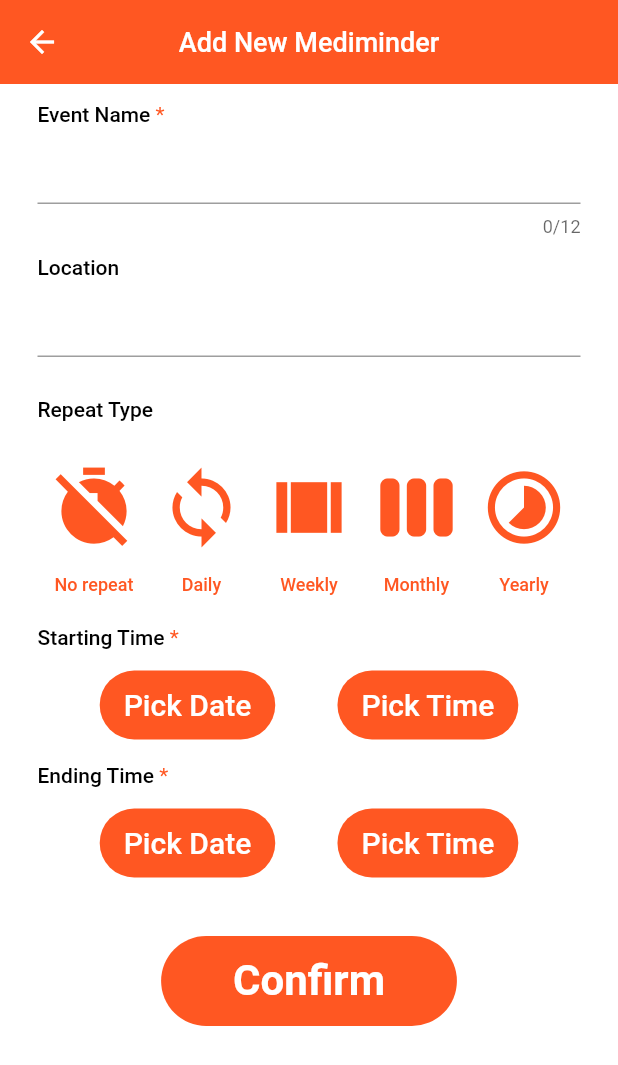
After one commit to zwx0641/Clouding_calendar, a Flutter app: the EventPage screen opened directly, on a phone screen of 412 x 824 dp. The commit adds this screen. Shown: the top 1065 px of the screen. Run offline on Flutter 3.47's test engine with Material 2 defaults, Android fonts, the phone set to English and light mode, and no system bars; our stand-ins replace date_format, flutter_local_notifications, fluttertoast, shared_preferences, synchronized, table_calendar; missing offline and left inert: flutter_email_sender, groovin_material_icons; accounts and stored records are empty.

Commit message:
Event page front end

```diff
--- /dev/null
+++ b/lib/event.dart
@@ -0,0 +1,551 @@
+import 'package:clouding_calendar/main.dart';
+import 'package:date_format/date_format.dart';
+import 'package:flutter/material.dart';
+import 'package:provider/provider.dart';
+
+String _eventName;
+String _location;
+DateTime _selectedFromDate;
+TimeOfDay _selectedFromTime;
+DateTime _selectedEndDate;
+TimeOfDay _selectedEndTime;
+int _repetition;
+
+class EventPage extends StatefulWidget {
+  @override
+  _EventPageState createState() => _EventPageState();
+}
+
+class _EventPageState extends State<EventPage> {
+  TextEditingController nameController;
+  TextEditingController dosageController;
+
+  bool _is0Selected = false;
+  bool _is1Selected = false;
+  bool _is2Selected = false;
+  bool _is3Selected = false;
+  bool _is4Selected = false;
+
+  GlobalKey<ScaffoldState> _scaffoldKey;
+
+  void dispose() {
+    super.dispose();
+    nameController.dispose();
+    dosageController.dispose();
+  }
+
+  void initState() {
+    super.initState();
+    nameController = TextEditingController();
+    dosageController = TextEditingController();
+    _scaffoldKey = GlobalKey<ScaffoldState>();
+    _selectedFromDate = DateTime.now();
+    _selectedFromTime = TimeOfDay(hour: 0, minute: 00);
+    _selectedEndDate = DateTime.now();
+    _selectedEndTime = TimeOfDay(hour: 0, minute: 00);
+    _repetition = -1;
+  }
+
+  // 判断哪种重复被选择
+  void _handle0Changed(bool value) {
+    setState(() {
+      if (_is1Selected || _is2Selected || _is3Selected || _is4Selected) {
+        _is1Selected = _is2Selected = _is3Selected = _is4Selected = false;
+        _is0Selected = true;
+        _repetition = 0;
+      } else {
+        _is0Selected = value;
+        if (!value) {_repetition = -1;} else {_repetition = 0;}
+      }
+    });
+  }
+  void _handle1Changed(bool value) {
+    setState(() {
+      if (_is0Selected || _is2Selected || _is3Selected || _is4Selected) {
+        _is0Selected = _is2Selected = _is3Selected = _is4Selected = false;
+        _is1Selected = true;
+        _repetition = 1;
+      } else {
+        _is1Selected = value;
+        if (!value) {_repetition = -1;} else {_repetition = 1;}
+      }
+    });
+  }
+  void _handle2Changed(bool value) {
+    setState(() {
+      if (_is1Selected || _is0Selected || _is3Selected || _is4Selected) {
+        _is1Selected = _is0Selected = _is3Selected = _is4Selected = false;
+        _is2Selected = true;
+        _repetition = 2;
+      } else {
+        _is2Selected = value;
+        if (!value) {_repetition = -1;} else {_repetition = 2;}
+      }
+    });
+  }
+  void _handle3Changed(bool value) {
+    setState(() {
+      if (_is1Selected || _is2Selected || _is0Selected || _is4Selected) {
+        _is1Selected = _is2Selected = _is0Selected = _is4Selected = false;
+        _is3Selected = true;
+        _repetition = 3;
+      } else {
+        _is3Selected = value;
+        if (!value) {_repetition = -1;} else {_repetition = 3;}
+      }
+    });
+  }
+  void _handle4Changed(bool value) {
+    setState(() {
+      if (_is1Selected || _is2Selected || _is3Selected || _is0Selected) {
+        _is1Selected = _is2Selected = _is3Selected = _is0Selected = false;
+        _is4Selected = true;
+        _repetition = 4;
+      } else {
+        _is4Selected = value;
+        if (!value) {_repetition = -1;} else {_repetition = 4;}
+      }
+    });
+  }
+
+  @override
+  Widget build(BuildContext context) {
+
+    return Scaffold(
+      key: _scaffoldKey,
+      resizeToAvoidBottomPadding: false,
+      backgroundColor: Colors.white,
+      appBar: AppBar(
+
+        iconTheme: IconThemeData(
+          color: Colors.white,
+        ),
+        centerTitle: true,
+        title: Text(
+          "Add New Mediminder",
+          style: TextStyle(
+            color: Colors.white,
+            fontSize: 18,
+          ),
+        ),
+        elevation: 0.0,
+      ),
+      body: Container(
+        child: Provider.value(
+
+          child: ListView(
+            padding: EdgeInsets.symmetric(
+              horizontal: 25,
+            ),
+            children: <Widget>[
+              PanelTitle(
+                title: "Event Name",
+                isRequired: true,
+              ),
+              TextFormField(
+                maxLength: 12,
+                style: TextStyle(
+                  fontSize: 16,
+                ),
+                controller: nameController,
+                textCapitalization: TextCapitalization.words,
+                decoration: InputDecoration(
+                  border: UnderlineInputBorder(),
+                ),
+                onChanged: (value) {
+                  setState(() {
+                    _eventName = value;
+                  });
+                },
+              ),
+              PanelTitle(
+                title: "Location",
+                isRequired: false,
+              ),
+              TextFormField(
+                controller: dosageController,
+                keyboardType: TextInputType.text,
+                style: TextStyle(
+                  fontSize: 16,
+                ),
+                textCapitalization: TextCapitalization.words,
+                decoration: InputDecoration(
+                  border: UnderlineInputBorder(),
+                ),
+                onChanged: (value) {
+                  setState(() {
+                    _location = value;
+                  });
+                },
+              ),
+              SizedBox(
+                height: 15,
+              ),
+
+              PanelTitle(
+                title: "Repeat Type",
+                isRequired: false,
+              ),
+              Padding(
+                padding: EdgeInsets.only(top: 10.0),
+                child: StreamBuilder(
+
+                  builder: (context, snapshot) {
+                    return Row(
+                      mainAxisAlignment: MainAxisAlignment.spaceEvenly,
+                      children: <Widget>[
+                        RepeatTypeColumn(
+                            type: 0,
+                            name: "No repeat",
+                            iconValue: Icons.timer_off,
+                            isSelected: _is0Selected,
+                            onChanged: _handle0Changed,
+                        ),
+                        RepeatTypeColumn(
+                            type: 1,
+                            name: "Daily",
+                            iconValue: Icons.loop,
+                            isSelected: _is1Selected,
+                            onChanged: _handle1Changed,
+                        ),
+                        RepeatTypeColumn(
+                            type: 2,
+                            name: "Weekly",
+                            iconValue: Icons.view_array,
+                            isSelected: _is2Selected,
+                            onChanged: _handle2Changed,
+                        ),
+                        RepeatTypeColumn(
+                            type: 3,
+                            name: "Monthly",
+                            iconValue: Icons.view_week,
+                            isSelected: _is3Selected,
+                            onChanged: _handle3Changed,
+                        ),
+                        RepeatTypeColumn(
+                            type: 4,
+                            name: "Yearly",
+                            iconValue: Icons.timelapse,
+                            isSelected: _is4Selected,
+                            onChanged: _handle4Changed,
+                        ),
+                      ],
+                    );
+                  },
+                ),
+              ),
+              PanelTitle(
+                title: "Starting Time",
+                isRequired: true,
+              ),
+              SelectDateTime(type: 1),
+              PanelTitle(
+                title: "Ending Time",
+                isRequired: true,
+              ),
+              SelectDateTime(type: 2),
+              SizedBox(
+                height: 35,
+              ),
+              Padding(
+                padding: EdgeInsets.only(
+                  left: MediaQuery.of(context).size.height * 0.10,
+                  right: MediaQuery.of(context).size.height * 0.10,
+                ),
+                child: Container(
+                  width: 200,
+                  height: 60,
+                  child: FlatButton(
+                    color: Colors.deepOrange,
+                    shape: StadiumBorder(),
+                    child: Center(
+                      child: Text(
+                        "Confirm",
+                        style: TextStyle(
+                          color: Colors.white,
+                          fontSize: 28,
+                          fontWeight: FontWeight.w700,
+                        ),
+                      ),
+                    ),
+                    onPressed: () {
+
+                      //--------------------Error Checking------------------------
+                      //Had to do error checking in UI
+                      //Due to unoptimized BLoC value-grabbing architecture
+
+                      //---------------------------------------------------------
+                      if (_eventName == null) {
+                        showErrorWidget('Please enter event name');
+                      } else if (_repetition == -1) {
+                        showErrorWidget('Please select whether to repeat');
+                      } else {
+                        Navigator.pushReplacement(
+                          context,
+                          MaterialPageRoute(
+                            builder: (BuildContext context) {
+                              return MyHomePage();
+                            },
+                          ),
+                        );
+                      }
+
+
+                    },
+                  ),
+                ),
+              ),
+            ],
+          ), value: null,
+        ),
+      ),
+    );
+  }
+
+  Future<Widget> showErrorWidget(String hintMsg) {
+    return showDialog(
+      context: context,
+      barrierDismissible: false,
+      builder: (BuildContext context) {
+        return AlertDialog(
+          content: SingleChildScrollView(
+            child: ListBody(
+              children: <Widget>[
+                SizedBox(height: 15),
+                Text(hintMsg, style: TextStyle(fontSize: 17),),
+              ],
+            ),
+          ),
+          actions: <Widget>[
+            new FlatButton(
+              child: new Text('Confirm', style: TextStyle(color: Colors.white),),
+              onPressed: () {Navigator.of(context).pop(); },
+              color: Colors.blueGrey,
+            )
+          ],
+        );
+      }
+    );
+  }
+
+}
+
+class SelectDateTime extends StatefulWidget {
+  final int type;
+  @override
+  _SelectDateTimeState createState() => _SelectDateTimeState(type: type);
+
+  /**
+   * type 1: From
+   * type 2: End
+   */
+  SelectDateTime({Key key, @required this.type}) : super (key: key);
+}
+
+class _SelectDateTimeState extends State<SelectDateTime> {
+  final int type;
+
+  _SelectDateTimeState({Key key, @required this.type});
+
+  bool _dateClicked = false;
+  bool _timeClicked = false;
+
+  Future<DateTime> _selectDate(BuildContext context) async {
+    final DateTime picked = await showDatePicker(
+      context: context,
+      initialDate: _selectedFromDate, firstDate: DateTime(1970), lastDate: DateTime(2100),
+    );
+    if (picked != null) {
+      setState(() {
+        _dateClicked = true;
+        if (type == 1) {
+          _selectedFromDate = picked;
+        } else if (type == 2) {
+          _selectedEndDate = picked;
+        }
+      });
+    }
+    return picked;
+  }
+
+  Future<TimeOfDay> _selectTime(BuildContext context) async {
+    final TimeOfDay picked = await showTimePicker(
+      context: context,
+      initialTime: _selectedFromTime,
+    );
+    if (picked != null) {
+      setState(() {
+        if (type == 1) {
+          _selectedFromTime = picked;
+        } else if (type == 2) {
+          _selectedEndTime = picked;
+        }
+        _timeClicked = true;
+      });
+    }
+    return picked;
+  }
+
+  @override
+  Widget build(BuildContext context) {
+    return Container(
+      height: 60,
+      child: Padding(
+        padding: EdgeInsets.only(top: 10.0, bottom: 4),
+        child: Row(
+          mainAxisAlignment: MainAxisAlignment.spaceEvenly,
+          children: <Widget>[
+            FlatButton(
+              color: Colors.deepOrange,
+              shape: StadiumBorder(),
+              onPressed: () {
+                _selectDate(context);
+              },
+              child: Center(
+                child: Text(
+                  _dateClicked == false
+                      ? "Pick Date"
+                      : formatDate(
+                        type == 1 ? _selectedFromDate
+                                  : _selectedEndDate, [yyyy, '-', mm, '-', 'dd']
+                        ),
+                  style: TextStyle(
+                    color: Colors.white,
+                    fontSize: 20,
+                    fontWeight: FontWeight.w500,
+                  ),
+                ),
+              ),
+            ),
+            FlatButton(
+              color: Colors.deepOrange,
+              shape: StadiumBorder(),
+              onPressed: () {
+                _selectTime(context);
+              },
+              child: Center(
+                child: Text(
+                  _timeClicked == false
+                      ? "Pick Time"
+                      : type == 1 ? '${_selectedFromTime.format(context)}'
+                                  : '${_selectedEndTime.format(context)}',
+                  style: TextStyle(
+                    color: Colors.white,
+                    fontSize: 20,
+                    fontWeight: FontWeight.w500,
+                  ),
+                ),
+              ),
+            )
+          ],
+        ),
+      ),
+    );
+  }
+}
+
+
+//重复图标和文字
+class RepeatTypeColumn extends StatelessWidget {
+  final String name;
+  final IconData iconValue;
+  final bool isSelected;
+  final int type;
+  final ValueChanged<bool> onChanged;
+
+  RepeatTypeColumn(
+      {Key key,
+      @required this.type,
+      @required this.name,
+      @required this.iconValue,
+      @required this.isSelected,
+      @required this.onChanged,
+      })
+      : super(key: key);
+
+  void _selectedChanged() {
+    onChanged(!isSelected);
+  }
+
+  @override
+  Widget build(BuildContext context) {
+    return GestureDetector(
+      //呈现改变
+      onTap: () {
+        _selectedChanged();
+      },
+      child: Column(
+        children: <Widget>[
+          Container(
+            width: 68,
+            decoration: BoxDecoration(
+              borderRadius: BorderRadius.circular(10),
+              color: isSelected ? Colors.deepOrange : Colors.white,
+            ),
+            child: Center(
+              child: Padding(
+                padding: EdgeInsets.only(top: 14.0),
+                child: Icon(
+                  iconValue,
+                  size: 58,
+                  color: isSelected ? Colors.white : Colors.deepOrange,
+                ),
+              ),
+            ),
+          ),
+          Padding(
+            padding: EdgeInsets.only(top: 8.0),
+            child: Container(
+              width: 63,
+              height: 30,
+              decoration: BoxDecoration(
+                color: isSelected ? Colors.deepOrange : Colors.transparent,
+                borderRadius: BorderRadius.circular(12),
+              ),
+              child: Center(
+                child: Text(
+                  name,
+                  style: TextStyle(
+                    fontSize: 12,
+                    color: isSelected ? Colors.white : Colors.deepOrange,
+                    fontWeight: FontWeight.w500,
+                  ),
+                ),
+              ),
+            ),
+          )
+        ],
+      ),
+    );
+  }
+}
+
+class PanelTitle extends StatelessWidget {
+  final String title;
+  final bool isRequired;
+  PanelTitle({
+    Key key,
+    @required this.title,
+    @required this.isRequired,
+  }) : super(key: key);
+
+  @override
+  Widget build(BuildContext context) {
+    return Padding(
+      padding: EdgeInsets.only(top: 12, bottom: 4),
+      child: Text.rich(
+        TextSpan(children: <TextSpan>[
+          TextSpan(
+            text: title,
+            style: TextStyle(
+                fontSize: 14, color: Colors.black, fontWeight: FontWeight.w500),
+          ),
+          TextSpan(
+            text: isRequired ? " *" : "",
+            style: TextStyle(fontSize: 14, color: Colors.deepOrange),
+          ),
+        ]),
+      ),
+    );
+  }
+}
--- a/lib/feedback.dart
+++ b/lib/feedback.dart
@@ -18,6 +18,7 @@ class _FeedbackPageState extends State<FeedbackPage> {
     super.initState();
   }
 
+  //图片，文字，输入框，按钮
   @override
   Widget build(BuildContext context) {
     return Scaffold(
@@ -165,6 +166,7 @@ class _FeedbackPageState extends State<FeedbackPage> {
     );
   }
 
+  //点击发送反馈，然后打开邮件app写邮件
   _sendEmail() async {
     String _feedbacker = await getUserEmail();
 
--- a/lib/main.dart
+++ b/lib/main.dart
@@ -2,6 +2,7 @@ import 'dart:async';
 import 'dart:convert';
 import 'package:clouding_calendar/common/appInfo.dart';
 import 'package:clouding_calendar/custom_router.dart';
+import 'package:clouding_calendar/event.dart';
 import 'package:clouding_calendar/feedback.dart';
 import 'package:clouding_calendar/help.dart';
 import 'package:clouding_calendar/local_notification_helper.dart';
@@ -387,7 +388,7 @@ class _MyHomePageState extends State<MyHomePage> with TickerProviderStateMixin {
                       leading: new Icon(Icons.event, color: Colors.white),
                       title: new Text('Event', style: TextStyle(color: Colors.white)),
                       onTap: () {
-                        Navigator.of(context).push(new CustomRoute(new ReminderPage()));
+                        Navigator.of(context).push(new CustomRoute(new EventPage()));
                       },
                     ),
                     //添加提醒
--- a/lib/settings.dart
+++ b/lib/settings.dart
@@ -42,6 +42,7 @@ class _SettingPageState extends State<SettingPage> {
       body: ListView(
         children: <Widget>[
           ExpansionTile(
+            //选择主题
             leading: Icon(Icons.color_lens),
             title: Text('Themes'),
             initiallyExpanded: true,
@@ -74,6 +75,7 @@ class _SettingPageState extends State<SettingPage> {
             ],
           ),
           ListTile(
+            //选择语言
             leading: Icon(Icons.language),
             title: Text('Multi languages'),
             trailing: Row(
--- a/lib/showReminder.dart
+++ b/lib/showReminder.dart
@@ -14,6 +14,7 @@ class MedicineDetails extends StatelessWidget {
   final int repetition;
   final String email;
 
+  //参数，提醒的id，email，内容，时间，重复类型
   MedicineDetails(this.id, this.email, this.remindText, this.remindTime, this.repetition);
 
   @override
@@ -99,6 +100,7 @@ class MedicineDetails extends StatelessWidget {
     );
   }
 
+  //删除一个reminder
   deleteReminder(String id) async {
     var url = rt.Global.serverUrl + '/dropreminder?id=' + id;
     var response = await http.post(
@@ -133,6 +135,7 @@ class MainSection extends StatelessWidget {
     );
   }
 
+  //右侧文字区域
   @override
   Widget build(BuildContext context) {
     return Container(
@@ -208,7 +211,7 @@ class ExtendedSection extends StatelessWidget {
 
   ExtendedSection({Key key, @required this.repetition, this.remindTime}) : super(key: key);
 
-
+  //提醒间隔区域
   @override
   Widget build(BuildContext context) {
     return Container(
@@ -229,6 +232,7 @@ class ExtendedSection extends StatelessWidget {
   }
 }
 
+//标题+信息
 class ExtendedInfoTab extends StatelessWidget {
   final String fieldTitle;
   final String fieldInfo;
```
